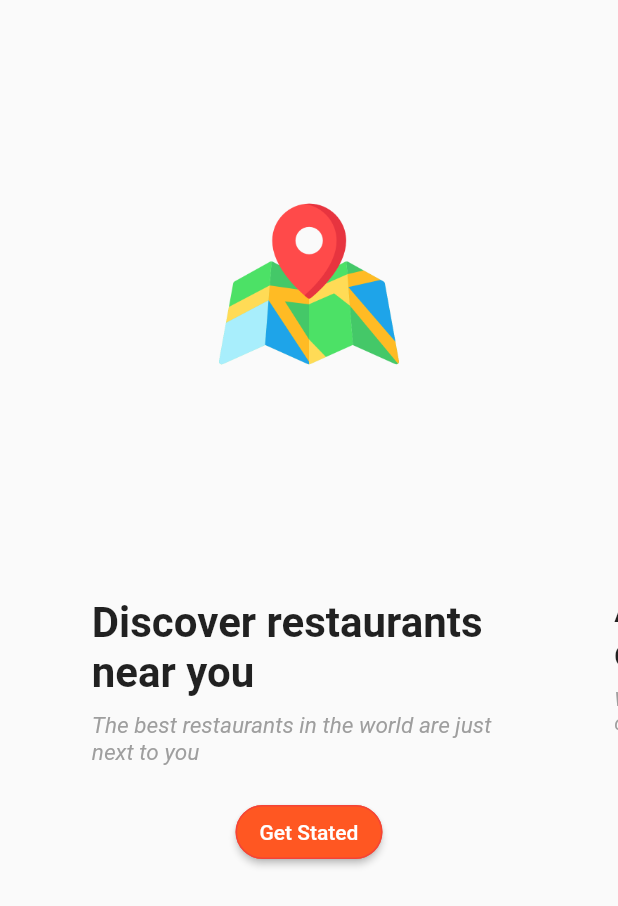
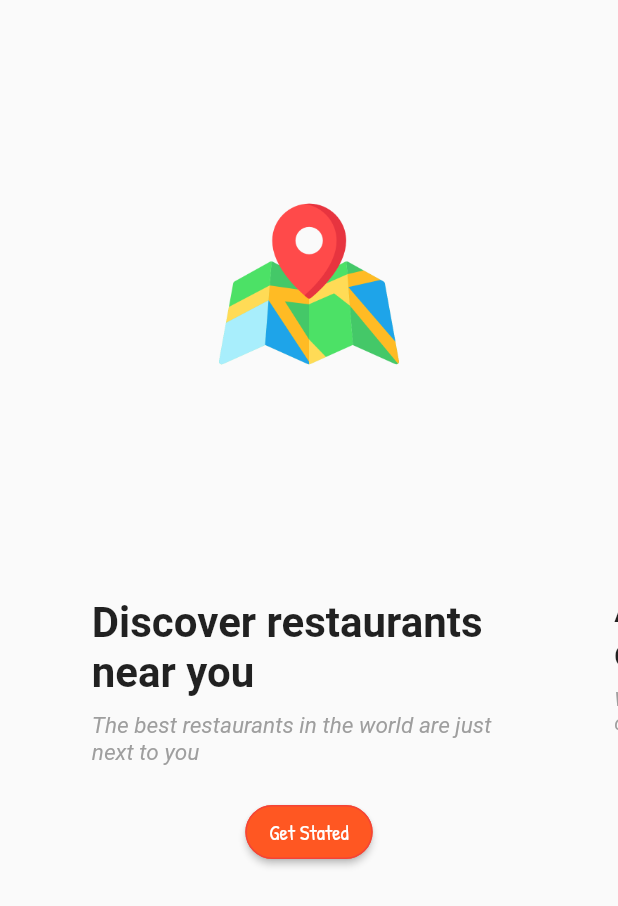
Before and after one commit to Bildad0/Delivery-App, a Flutter app: the screen it shows after launch, on a phone screen of 412 x 824 dp. Shown: the top 906 px of the screen. Run offline on Flutter 3.47's test engine with Material 2 defaults, Android fonts, the phone set to English and light mode, and no system bars; drawn by our look-alikes of carousel_slider; our stand-ins replace google_maps_flutter, shared_preferences; Roboto replaces fonts that are missing (Georgia, Hind).

Commit message:
added fonts

```diff
--- a/app/lib/Screens/cart.dart
+++ b/app/lib/Screens/cart.dart
@@ -1,10 +1,10 @@
 import 'package:flutter/material.dart';
 
-import '../Models/menuitem.dart';
+import '../Resources/cache_helper.dart';
 import '../Widgets/alert.dart';
 
 class CartScreen extends StatefulWidget {
-  final List<MenuItem> cart;
+  final cart;
   final Function removeItem;
   const CartScreen({
     Key? key,
@@ -96,6 +96,7 @@ class _CartScreenState extends State<CartScreen> {
             ElevatedButton(
               child: const Text('Checkout'),
               onPressed: () {
+                removeCartDataFromCache();
                 // TODO: Implement checkout logic
               },
             ),
--- a/app/lib/Screens/splashscreen.dart
+++ b/app/lib/Screens/splashscreen.dart
@@ -78,7 +78,8 @@ class _SplashScreenState extends State<SplashScreen> {
                   }),
               child: const Text(
                 'Get Stated',
-                style: TextStyle(color: Colors.white),
+                style:
+                    TextStyle(color: Colors.white, fontFamily: 'PatrickHand'),
               ),
             ),
           ],
--- a/app/lib/theme/theme_constants.dart
+++ b/app/lib/theme/theme_constants.dart
@@ -2,15 +2,16 @@ import 'package:flutter/material.dart';
 
 ThemeData lightTheme = ThemeData(
   brightness: Brightness.light,
-  fontFamily: 'Georgia',
+  fontFamily: 'SawarabiGothic',
   textTheme: const TextTheme(
-    titleLarge: TextStyle(fontSize: 26, fontStyle: FontStyle.italic),
-    bodyMedium: TextStyle(fontSize: 14, fontFamily: 'Hind'),
+    bodySmall: TextStyle(fontFamily: 'SawarabiGothic'),
+    bodyLarge: TextStyle(fontFamily: 'Georgia'),
+    titleLarge:
+        TextStyle(fontStyle: FontStyle.italic, fontFamily: 'PatrickHand'),
+    bodyMedium: TextStyle(fontFamily: 'Hind'),
   ),
-  splashColor: Colors.deepOrangeAccent.withOpacity(.8),
   colorScheme: ColorScheme.fromSwatch(primarySwatch: Colors.deepOrange)
-      .copyWith(
-          background: Colors.blueAccent, onPrimary: Colors.deepOrangeAccent),
+      .copyWith(background: Colors.blueAccent, onPrimary: Colors.white),
 );
 
 ThemeData darkTheme = ThemeData(
```
Also changed, not shown: app/lib/Resources/cache_helper.dart (+8 -2 lines), app/lib/Screens/home.dart (+18 -3 lines), app/lib/Screens/mealdetails.dart (+7 -1 lines), app/lib/Widgets/leadings.dart (+19 -6 lines), app/lib/main.dart (+14 -1 lines), app/pubspec.yaml (+11 -0 lines), app/assets/fonts/DancingScript-VariableFont_wght.ttf (added), app/assets/fonts/PatrickHand-Regular.ttf (added), app/pubspec.lock, 1 other file.
